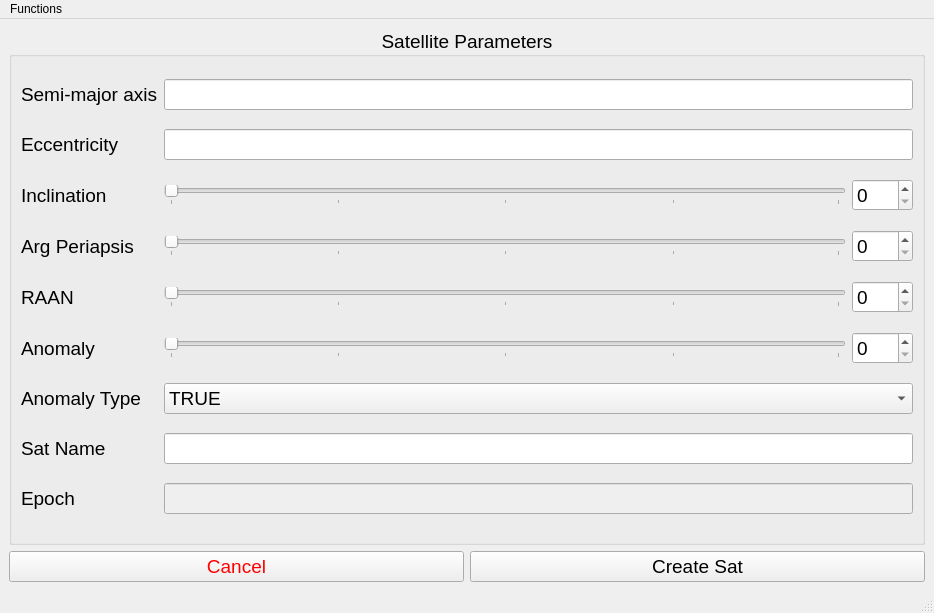
Qt form SatParamsUI.ui (PatoGranate/Mission-Planner) before a commit.
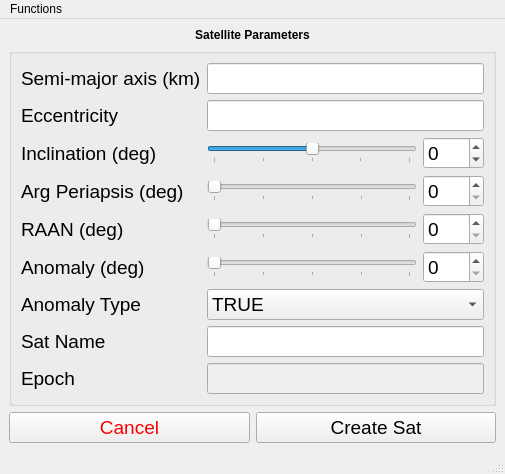
The same form after that commit.

The edit to the form file:
```diff
--- a/SatParamsUI.ui
+++ b/SatParamsUI.ui
@@ -6,8 +6,8 @@
    <rect>
     <x>0</x>
     <y>0</y>
-    <width>934</width>
-    <height>613</height>
+    <width>505</width>
+    <height>438</height>
    </rect>
   </property>
   <property name="windowTitle">
@@ -15,44 +15,10 @@
   </property>
   <widget class="QWidget" name="centralwidget">
    <layout class="QGridLayout" name="gridLayout">
-    <item row="2" column="0">
-     <widget class="QPushButton" name="sat_cancel">
-      <property name="palette">
-       <palette>
-        <active>
-         <colorrole role="ButtonText">
-          <brush brushstyle="SolidPattern">
-           <color alpha="255">
-            <red>255</red>
-            <green>0</green>
-            <blue>0</blue>
-           </color>
-          </brush>
-         </colorrole>
-        </active>
-        <inactive>
-         <colorrole role="ButtonText">
-          <brush brushstyle="SolidPattern">
-           <color alpha="255">
-            <red>255</red>
-            <green>0</green>
-            <blue>0</blue>
-           </color>
-          </brush>
-         </colorrole>
-        </inactive>
-        <disabled>
-         <colorrole role="ButtonText">
-          <brush brushstyle="SolidPattern">
-           <color alpha="255">
-            <red>120</red>
-            <green>120</green>
-            <blue>120</blue>
-           </color>
-          </brush>
-         </colorrole>
-        </disabled>
-       </palette>
+    <item row="3" column="1">
+     <widget class="QPushButton" name="create_sat">
+      <property name="enabled">
+       <bool>true</bool>
       </property>
       <property name="font">
        <font>
@@ -60,11 +26,14 @@
        </font>
       </property>
       <property name="text">
-       <string>Cancel</string>
+       <string>Create Sat</string>
+      </property>
+      <property name="shortcut">
+       <string>Return</string>
       </property>
      </widget>
     </item>
-    <item row="0" column="0" colspan="2">
+    <item row="1" column="0" colspan="2">
      <widget class="QGroupBox" name="sat_params_box">
       <property name="font">
        <font>
@@ -72,30 +41,22 @@
        </font>
       </property>
       <property name="title">
-       <string>Satellite Parameters</string>
+       <string/>
       </property>
       <property name="alignment">
        <set>Qt::AlignCenter</set>
       </property>
       <layout class="QGridLayout" name="gridLayout_2">
-       <item row="2" column="0">
-        <widget class="QLabel" name="label_inclination">
-         <property name="text">
-          <string>Inclination</string>
-         </property>
-        </widget>
+       <item row="3" column="2" colspan="2">
+        <widget class="QLineEdit" name="set_e"/>
        </item>
-       <item row="2" column="3">
-        <widget class="QSpinBox" name="set_i">
-         <property name="maximum">
-          <number>359</number>
-         </property>
-        </widget>
-       </item>
-       <item row="2" column="2">
+       <item row="4" column="2">
         <widget class="QSlider" name="horizontalSlider">
+         <property name="minimum">
+          <number>-90</number>
+         </property>
          <property name="maximum">
-          <number>359</number>
+          <number>90</number>
          </property>
          <property name="orientation">
           <enum>Qt::Horizontal</enum>
@@ -110,42 +71,11 @@
           <enum>QSlider::TicksBelow</enum>
          </property>
          <property name="tickInterval">
-          <number>90</number>
+          <number>45</number>
          </property>
         </widget>
        </item>
-       <item row="8" column="0">
-        <widget class="QLabel" name="label_epoch">
-         <property name="text">
-          <string>Epoch</string>
-         </property>
-        </widget>
-       </item>
-       <item row="8" column="2" colspan="2">
-        <widget class="QLineEdit" name="set_epoch">
-         <property name="enabled">
-          <bool>false</bool>
-         </property>
-         <property name="inputMask">
-          <string/>
-         </property>
-        </widget>
-       </item>
-       <item row="0" column="0">
-        <widget class="QLabel" name="label_semi_major_axis">
-         <property name="text">
-          <string>Semi-major axis</string>
-         </property>
-        </widget>
-       </item>
-       <item row="3" column="0">
-        <widget class="QLabel" name="label_omega">
-         <property name="text">
-          <string>Arg Periapsis</string>
-         </property>
-        </widget>
-       </item>
-       <item row="3" column="3">
+       <item row="5" column="3">
         <widget class="QSpinBox" name="set_omega">
          <property name="maximum">
           <number>359</number>
@@ -153,13 +83,59 @@
         </widget>
        </item>
        <item row="7" column="0">
-        <widget class="QLabel" name="label_sat_name">
+        <widget class="QLabel" name="label_anomaly">
          <property name="text">
-          <string>Sat Name</string>
+          <string>Anomaly (deg)</string>
          </property>
         </widget>
        </item>
-       <item row="4" column="2">
+       <item row="7" column="2">
+        <widget class="QSlider" name="horizontalSlider_4">
+         <property name="maximum">
+          <number>359</number>
+         </property>
+         <property name="orientation">
+          <enum>Qt::Horizontal</enum>
+         </property>
+         <property name="tickPosition">
+          <enum>QSlider::TicksBelow</enum>
+         </property>
+         <property name="tickInterval">
+          <number>90</number>
+         </property>
+        </widget>
+       </item>
+       <item row="2" column="0">
+        <widget class="QLabel" name="label_semi_major_axis">
+         <property name="text">
+          <string>Semi-major axis (km)</string>
+         </property>
+        </widget>
+       </item>
+       <item row="5" column="2">
+        <widget class="QSlider" name="horizontalSlider_2">
+         <property name="maximum">
+          <number>359</number>
+         </property>
+         <property name="orientation">
+          <enum>Qt::Horizontal</enum>
+         </property>
+         <property name="tickPosition">
+          <enum>QSlider::TicksBelow</enum>
+         </property>
+         <property name="tickInterval">
+          <number>90</number>
+         </property>
+        </widget>
+       </item>
+       <item row="10" column="0">
+        <widget class="QLabel" name="label_epoch">
+         <property name="text">
+          <string>Epoch</string>
+         </property>
+        </widget>
+       </item>
+       <item row="6" column="2">
         <widget class="QSlider" name="horizontalSlider_3">
          <property name="enabled">
           <bool>true</bool>
@@ -181,76 +157,49 @@
          </property>
         </widget>
        </item>
-       <item row="6" column="0">
+       <item row="8" column="0">
         <widget class="QLabel" name="label_anomaly_type">
          <property name="text">
           <string>Anomaly Type</string>
          </property>
         </widget>
        </item>
-       <item row="4" column="0">
+       <item row="9" column="0">
+        <widget class="QLabel" name="label_sat_name">
+         <property name="text">
+          <string>Sat Name</string>
+         </property>
+        </widget>
+       </item>
+       <item row="6" column="0">
         <widget class="QLabel" name="label_raan">
          <property name="text">
-          <string>RAAN</string>
+          <string>RAAN (deg)</string>
          </property>
         </widget>
        </item>
-       <item row="7" column="2" colspan="2">
-        <widget class="QLineEdit" name="set_sat_name"/>
-       </item>
-       <item row="6" column="2" colspan="2">
-        <widget class="QComboBox" name="set_anomaly_type">
-         <item>
-          <property name="text">
-           <string>TRUE</string>
-          </property>
-         </item>
-         <item>
-          <property name="text">
-           <string>ECCENTRIC</string>
-          </property>
-         </item>
-         <item>
-          <property name="text">
-           <string>MEAN</string>
-          </property>
-         </item>
-        </widget>
-       </item>
-       <item row="1" column="2" colspan="2">
-        <widget class="QLineEdit" name="set_e"/>
-       </item>
-       <item row="3" column="2">
-        <widget class="QSlider" name="horizontalSlider_2">
-         <property name="maximum">
-          <number>359</number>
+       <item row="4" column="0">
+        <widget class="QLabel" name="label_inclination">
+         <property name="text">
+          <string>Inclination (deg)</string>
          </property>
-         <property name="orientation">
-          <enum>Qt::Horizontal</enum>
-         </property>
-         <property name="tickPosition">
-          <enum>QSlider::TicksBelow</enum>
-         </property>
-         <property name="tickInterval">
-          <number>90</number>
-         </property>
         </widget>
        </item>
-       <item row="5" column="3">
-        <widget class="QSpinBox" name="set_anomaly">
-         <property name="maximum">
-          <number>359</number>
-         </property>
-        </widget>
-       </item>
-       <item row="1" column="0">
+       <item row="3" column="0">
         <widget class="QLabel" name="label_eccentricity">
          <property name="text">
           <string>Eccentricity</string>
          </property>
         </widget>
        </item>
-       <item row="4" column="3">
+       <item row="7" column="3">
+        <widget class="QSpinBox" name="set_anomaly">
+         <property name="maximum">
+          <number>359</number>
+         </property>
+        </widget>
+       </item>
+       <item row="6" column="3">
         <widget class="QSpinBox" name="set_raan">
          <property name="maximum">
           <number>359</number>
@@ -260,39 +209,99 @@
          </property>
         </widget>
        </item>
+       <item row="10" column="2" colspan="2">
+        <widget class="QLineEdit" name="set_epoch">
+         <property name="enabled">
+          <bool>false</bool>
+         </property>
+         <property name="inputMask">
+          <string/>
+         </property>
+        </widget>
+       </item>
+       <item row="9" column="2" colspan="2">
+        <widget class="QLineEdit" name="set_sat_name"/>
+       </item>
        <item row="5" column="0">
-        <widget class="QLabel" name="label_anomaly">
+        <widget class="QLabel" name="label_omega">
          <property name="text">
-          <string>Anomaly</string>
+          <string>Arg Periapsis (deg)</string>
          </property>
         </widget>
        </item>
-       <item row="0" column="2" colspan="2">
+       <item row="2" column="2" colspan="2">
         <widget class="QLineEdit" name="set_a"/>
        </item>
-       <item row="5" column="2">
-        <widget class="QSlider" name="horizontalSlider_4">
+       <item row="4" column="3">
+        <widget class="QSpinBox" name="set_i">
+         <property name="minimum">
+          <number>-90</number>
+         </property>
          <property name="maximum">
-          <number>359</number>
-         </property>
-         <property name="orientation">
-          <enum>Qt::Horizontal</enum>
-         </property>
-         <property name="tickPosition">
-          <enum>QSlider::TicksBelow</enum>
-         </property>
-         <property name="tickInterval">
           <number>90</number>
          </property>
         </widget>
        </item>
+       <item row="8" column="2" colspan="2">
+        <widget class="QComboBox" name="set_anomaly_type">
+         <item>
+          <property name="text">
+           <string>TRUE</string>
+          </property>
+         </item>
+         <item>
+          <property name="text">
+           <string>ECCENTRIC</string>
+          </property>
+         </item>
+         <item>
+          <property name="text">
+           <string>MEAN</string>
+          </property>
+         </item>
+        </widget>
+       </item>
       </layout>
      </widget>
     </item>
-    <item row="2" column="1">
-     <widget class="QPushButton" name="create_sat">
-      <property name="enabled">
-       <bool>true</bool>
+    <item row="3" column="0">
+     <widget class="QPushButton" name="sat_cancel">
+      <property name="palette">
+       <palette>
+        <active>
+         <colorrole role="ButtonText">
+          <brush brushstyle="SolidPattern">
+           <color alpha="255">
+            <red>255</red>
+            <green>0</green>
+            <blue>0</blue>
+           </color>
+          </brush>
+         </colorrole>
+        </active>
+        <inactive>
+         <colorrole role="ButtonText">
+          <brush brushstyle="SolidPattern">
+           <color alpha="255">
+            <red>255</red>
+            <green>0</green>
+            <blue>0</blue>
+           </color>
+          </brush>
+         </colorrole>
+        </inactive>
+        <disabled>
+         <colorrole role="ButtonText">
+          <brush brushstyle="SolidPattern">
+           <color alpha="255">
+            <red>120</red>
+            <green>120</green>
+            <blue>120</blue>
+           </color>
+          </brush>
+         </colorrole>
+        </disabled>
+       </palette>
       </property>
       <property name="font">
        <font>
@@ -300,10 +309,29 @@
        </font>
       </property>
       <property name="text">
-       <string>Create Sat</string>
+       <string>Cancel</string>
       </property>
-      <property name="shortcut">
-       <string>Return</string>
+     </widget>
+    </item>
+    <item row="0" column="0" colspan="2">
+     <widget class="QLabel" name="label">
+      <property name="sizePolicy">
+       <sizepolicy hsizetype="Preferred" vsizetype="Maximum">
+        <horstretch>0</horstretch>
+        <verstretch>0</verstretch>
+       </sizepolicy>
+      </property>
+      <property name="font">
+       <font>
+        <weight>75</weight>
+        <bold>true</bold>
+       </font>
+      </property>
+      <property name="text">
+       <string>Satellite Parameters</string>
+      </property>
+      <property name="alignment">
+       <set>Qt::AlignCenter</set>
       </property>
      </widget>
     </item>
@@ -314,7 +342,7 @@
     <rect>
      <x>0</x>
      <y>0</y>
-     <width>934</width>
+     <width>505</width>
      <height>22</height>
     </rect>
    </property>
```
